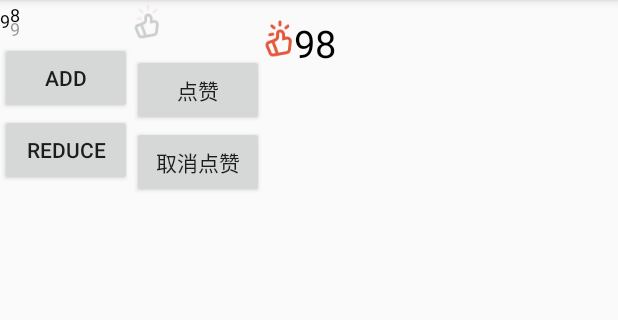
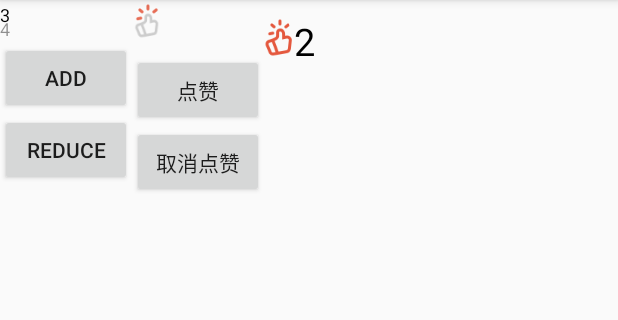
Before and after one commit to ysemylord/LikeView, an Android app: the screen it shows after launch (MainActivity), after a tap on "取消点赞", on a phone screen of 412 x 824 dp, the part 84-404 px from its top. Run offline under Robolectric (Android 15) with nearby library versions, the phone set to English and light mode, and no system bars; 3 other taps on this screen came first.

Commit message:
添加自定义属性

```diff
--- a/app/src/main/java/com/xyb/myapplication/MainActivity.java
+++ b/app/src/main/java/com/xyb/myapplication/MainActivity.java
@@ -29,10 +29,10 @@ public class MainActivity extends AppCompatActivity {
     }
 
     public void like(View view) {
-        mThumbView.setStutas(ThumbView.THUMB);
+        mThumbView.setStutas(ThumbView.TO_THUMB);
     }
 
     public void notLike(View view) {
-        mThumbView.setStutas(ThumbView.NOT_THUMB);
+        mThumbView.setStutas(ThumbView.TO_NOT_THUMB);
     }
 }
--- a/app/src/main/res/layout/activity_main.xml
+++ b/app/src/main/res/layout/activity_main.xml
@@ -12,6 +12,7 @@
         android:orientation="vertical">
 
         <com.xyb.like.BeatNumber
+            app:number="3"
             app:number_text_size="12sp"
             android:id="@+id/like_view"
             android:layout_width="wrap_content"
@@ -37,6 +38,7 @@
 
         <com.xyb.like.ThumbView
             android:id="@+id/thumbview"
+            app:status="thumb"
             android:layout_width="wrap_content"
             android:layout_height="wrap_content"
             android:padding="5dp" />
@@ -55,6 +57,7 @@
     </LinearLayout>
 
     <com.xyb.like.LikeView
+        app:l_number="2"
         android:gravity="center_vertical"
         android:orientation="horizontal"
         android:layout_width="wrap_content"
--- a/mylibrary/src/main/java/com/xyb/like/BeatNumber.java
+++ b/mylibrary/src/main/java/com/xyb/like/BeatNumber.java
@@ -30,7 +30,7 @@ public class BeatNumber extends View {
     public final static int REDUCCE = 2;
 
     private int TEXT_INIT_Y;//数字绘制时的基线位置（http://hencoder.com/ui-1-3/）
-    private int textYOffset=0;//数字变化时的基线位置
+    private int textYOffset = 0;//数字变化时的基线位置
 
     private float textSize = 20f;
 
@@ -40,8 +40,9 @@ public class BeatNumber extends View {
 
     public BeatNumber(Context context, @Nullable AttributeSet attrs) {
         super(context, attrs);
-        TypedArray typedArray = context.obtainStyledAttributes(attrs, R.styleable.BeatNumber,0,0);
-        textSize=typedArray.getDimension(R.styleable.BeatNumber_number_text_size,38f);
+        TypedArray typedArray = context.obtainStyledAttributes(attrs, R.styleable.BeatNumber, 0, 0);
+        textSize = typedArray.getDimension(R.styleable.BeatNumber_number_text_size, 38f);
+        likeNumer=typedArray.getInt(R.styleable.BeatNumber_number,98);
         typedArray.recycle();
         originTextPaint = new TextPaint();
         originTextPaint.setTextSize(textSize);
@@ -55,6 +56,8 @@ public class BeatNumber extends View {
         outTextPaint = new TextPaint();
         outTextPaint.setTextSize(textSize);
         outTextPaint.setAntiAlias(true);
+
+
     }
 
     public BeatNumber(Context context, @Nullable AttributeSet attrs, int defStyleAttr) {
@@ -69,9 +72,9 @@ public class BeatNumber extends View {
         inTextPaint.getTextBounds(numString, 0, numString.length(), bound);
         //BeatNumber的宽度为文字的宽度（包含左右两边的空隙），高度为文字高度（不包含上下的空隙）+文字的起始坐标TEXT_INIT_Y
 
-        int viewHeight=bound.height()*3;
-        setMeasuredDimension((int) inTextPaint.measureText(numString),viewHeight );
-        TEXT_INIT_Y=bound.height()*2;
+        int viewHeight = bound.height() * 3;
+        setMeasuredDimension((int) inTextPaint.measureText(numString), viewHeight);
+        TEXT_INIT_Y = bound.height() * 2;
     }
 
     @Override
@@ -118,10 +121,10 @@ public class BeatNumber extends View {
             int textHeight = rect.height();
 
             if (status == ADD) {
-                float degress = Math.abs(textYOffset) /(textHeight*1f);//偏移的完成度
-                int alphaInt = (int) ((1-degress) * 255);//完成度越高，透明度越高，透明值越低
+                float degress = Math.abs(textYOffset) / (textHeight * 1f);//偏移的完成度
+                int alphaInt = (int) ((1 - degress) * 255);//完成度越高，透明度越高，透明值越低
                 outTextPaint.setAlpha(alphaInt);
-                Log.i(TAG, "onDraw: alpah "+alphaInt);
+                Log.i(TAG, "onDraw: alpah " + alphaInt);
 
                 /**
                  *
@@ -139,8 +142,8 @@ public class BeatNumber extends View {
 
                  */
                 //这里有个小技巧，先drawText,再改变文字文字坐标，这样到达临界时的代码和没有到达是是一样的，不然就要像上面的注释；里的代码一样了。
-                canvas.drawText(outText, startX, TEXT_INIT_Y+textYOffset, outTextPaint);
-                canvas.drawText(intText, startX, TEXT_INIT_Y+ textHeight+textYOffset, inTextPaint);
+                canvas.drawText(outText, startX, TEXT_INIT_Y + textYOffset, outTextPaint);
+                canvas.drawText(intText, startX, TEXT_INIT_Y + textHeight + textYOffset, inTextPaint);
 
                 textYOffset--;
                 if (Math.abs(textYOffset) <= textHeight) {
@@ -153,12 +156,12 @@ public class BeatNumber extends View {
 
             } else if (status == REDUCCE) {
 
-                float degress = Math.abs(textYOffset) /(textHeight*1f);//偏移的完成度
-                int alphaInt = (int) ((1-degress) * 255);//完成度越高，透明度越高，透明值越小
+                float degress = Math.abs(textYOffset) / (textHeight * 1f);//偏移的完成度
+                int alphaInt = (int) ((1 - degress) * 255);//完成度越高，透明度越高，透明值越小
                 outTextPaint.setAlpha(alphaInt);
 
-                canvas.drawText(outText, startX, TEXT_INIT_Y+textYOffset, outTextPaint);
-                canvas.drawText(intText, startX, TEXT_INIT_Y-textHeight+textYOffset, inTextPaint);
+                canvas.drawText(outText, startX, TEXT_INIT_Y + textYOffset, outTextPaint);
+                canvas.drawText(intText, startX, TEXT_INIT_Y - textHeight + textYOffset, inTextPaint);
 
                 textYOffset++;
                 if (Math.abs(textYOffset) <= textHeight) {
@@ -175,7 +178,10 @@ public class BeatNumber extends View {
     }
 
     public void setStatus(int status) {
-        String lastNumStr = likeNumer + "";
+
+        if(likeNumer==0&&status==REDUCCE){
+            return;
+        }
         this.status = status;
         if (status == ADD) {
             likeNumer++;
@@ -185,10 +191,8 @@ public class BeatNumber extends View {
                 return;
             }
         }
-        String likeNumStr = likeNumer + "";
-        if (lastNumStr.length() != likeNumStr.length()) {
-            requestLayout();//重新测量
-        }
+
+        requestLayout();
         invalidate();
     }
 
@@ -196,4 +200,8 @@ public class BeatNumber extends View {
         this.likeNumer = likeNumer;
         setStatus(NORMAL);
     }
+
+    public void setTextSize(int textSize) {
+        this.textSize = textSize;
+    }
 }
--- a/mylibrary/src/main/java/com/xyb/like/LikeView.java
+++ b/mylibrary/src/main/java/com/xyb/like/LikeView.java
@@ -1,10 +1,13 @@
 package com.xyb.like;
 
 import android.content.Context;
+import android.content.res.TypedArray;
 import android.support.annotation.Nullable;
 import android.util.AttributeSet;
 import android.view.View;
 import android.widget.LinearLayout;
+
+import static com.xyb.like.ThumbView.TO_NOT_THUMB;
 
 /**
  * Created by xuyabo on 2017/11/19.
@@ -30,20 +33,28 @@ public class LikeView extends LinearLayout {
     public LikeView(Context context, @Nullable AttributeSet attrs, int defStyleAttr) {
         super(context, attrs, defStyleAttr);
 
-        init();
+        init(context, attrs);
 
     }
 
-    private void init() {
+    private void init(Context context, AttributeSet attrs) {
+
+        TypedArray typedArray = context.obtainStyledAttributes(attrs, R.styleable.LikeView,0,0);
+        int textSize=typedArray.getInt(R.styleable.LikeView_l_number_text_size,TO_NOT_THUMB);
+        mStatus=typedArray.getInt(R.styleable.LikeView_l_status,0);
+        mLikeNum=typedArray.getInt(R.styleable.LikeView_l_number,0);
+        typedArray.recycle();
+
         beatNumber = new BeatNumber(getContext());
+        beatNumber.setTextSize(textSize);
         thumbView = new ThumbView(getContext());
         addView(thumbView);
         addView(beatNumber);
 
         if (mStatus == LIKE) {
-            thumbView.setStutas(ThumbView.THUMB);
+            thumbView.setStutas(ThumbView.TO_THUMB);
         } else {
-            thumbView.setStutas(ThumbView.NOT_THUMB);
+            thumbView.setStutas(TO_NOT_THUMB);
 
         }
 
@@ -54,11 +65,11 @@ public class LikeView extends LinearLayout {
             public void onClick(View v) {
                 if (mStatus == LIKE) {
                     mStatus = NOT_LIKE;
-                    thumbView.setStutas(ThumbView.NOT_THUMB);
+                    thumbView.setStutas(TO_NOT_THUMB);
                     beatNumber.setStatus(BeatNumber.REDUCCE);
                 } else {
                     mStatus = LIKE;
-                    thumbView.setStutas(ThumbView.THUMB);
+                    thumbView.setStutas(ThumbView.TO_THUMB);
                     beatNumber.setStatus(BeatNumber.ADD);
                 }
             }
--- a/mylibrary/src/main/java/com/xyb/like/ThumbView.java
+++ b/mylibrary/src/main/java/com/xyb/like/ThumbView.java
@@ -1,6 +1,7 @@
 package com.xyb.like;
 
 import android.content.Context;
+import android.content.res.TypedArray;
 import android.graphics.Bitmap;
 import android.graphics.BitmapFactory;
 import android.graphics.Canvas;
@@ -29,9 +30,10 @@ public class ThumbView extends View {
     private int mShinnerWidth;
     private int mShinnerHegiht;
 
-    public final static int NOT_THUMB = 0;
-    public final static int THUMB = 1;
-    private int status = NOT_THUMB;
+    public final static int TO_NOT_THUMB = 0;
+    public final static int TO_THUMB = 1;
+
+    private int status = TO_NOT_THUMB;
 
     private final int THUMB_START_ANGLE = 130;//
     private final int THUMB_FINAL_ANGLE = 360;
@@ -47,6 +49,7 @@ public class ThumbView extends View {
     private int mShinnerLeftPosition;
     private int mShinnerTopPosition;
 
+
     public ThumbView(Context context) {
         this(context, null);
     }
@@ -57,10 +60,14 @@ public class ThumbView extends View {
 
     public ThumbView(Context context, @Nullable AttributeSet attrs, int defStyleAttr) {
         super(context, attrs, defStyleAttr);
-        init();
+        init(context,attrs);
     }
 
-    private void init() {
+    private void init(Context context, @Nullable AttributeSet attrs) {
+
+        TypedArray typedArray = context.obtainStyledAttributes(attrs, R.styleable.ThumbView,0,0);
+        status=typedArray.getInt(R.styleable.ThumbView_status,TO_NOT_THUMB);
+        typedArray.recycle();
 
         mNotThumbBitmap = BitmapFactory.decodeResource(getResources(), R.drawable.ic_messages_like_unselected);
         mThumbBitmap = BitmapFactory.decodeResource(getResources(), R.drawable.ic_messages_like_selected);
@@ -70,10 +77,10 @@ public class ThumbView extends View {
         mShinnerHegiht = mShinerBitmap.getHeight();
 
         mThumbLeftPosition = 0 ;//拇指图片左上角开始绘制的坐标
-        mThumTopPosition = mShinerBitmap.getHeight() - dpToPx(8);//拇指图片右上角开始绘制的坐标
+        mThumTopPosition = mShinerBitmap.getHeight() - dpToPx(8);//拇指图片左上角开始绘制的坐标
 
-        mShinnerLeftPosition=dpToPx(2);
-        mShinnerTopPosition=0;
+        mShinnerLeftPosition=dpToPx(2);//光圈图片左上角开始绘制的坐标
+        mShinnerTopPosition=0;//拇指图片左上角开始绘制的坐标
 
         mShinnerPath = new Path();
 
@@ -83,18 +90,19 @@ public class ThumbView extends View {
     @Override
     protected void onMeasure(int widthMeasureSpec, int heightMeasureSpec) {
         super.onMeasure(widthMeasureSpec, heightMeasureSpec);
-        setMeasuredDimension(Math.max(mThumbBitmap.getWidth(), mShinerBitmap.getWidth()) , mThumbBitmap.getHeight() + mShinerBitmap.getHeight());
+        setMeasuredDimension(
+                Math.max(mThumbBitmap.getWidth(), mShinerBitmap.getWidth()) ,
+                mThumbBitmap.getHeight() + mShinerBitmap.getHeight());
     }
 
     @Override
     protected void onDraw(Canvas canvas) {
         super.onDraw(canvas);
-        canvas.save();
-        canvas.translate(0, 0);
+
 
         float progress = (mNowSweepedAngle * 1f) / SWEEP_MAX;
 
-        if (status == NOT_THUMB) {
+        if (status == TO_NOT_THUMB) {
             canvas.save();
 
             //绘制光圈
@@ -122,7 +130,7 @@ public class ThumbView extends View {
                 invalidate();
             }
 
-        } else if (status == THUMB) {
+        } else if (status == TO_THUMB) {
             canvas.save();
 
             //绘制光圈
@@ -157,7 +165,6 @@ public class ThumbView extends View {
 
 
         }
-        canvas.restore();
     }
 
     private int dpToPx(int dp) {
```
Also changed, not shown: mylibrary/src/main/res/values/attrs.xml (+18 -0 lines).
